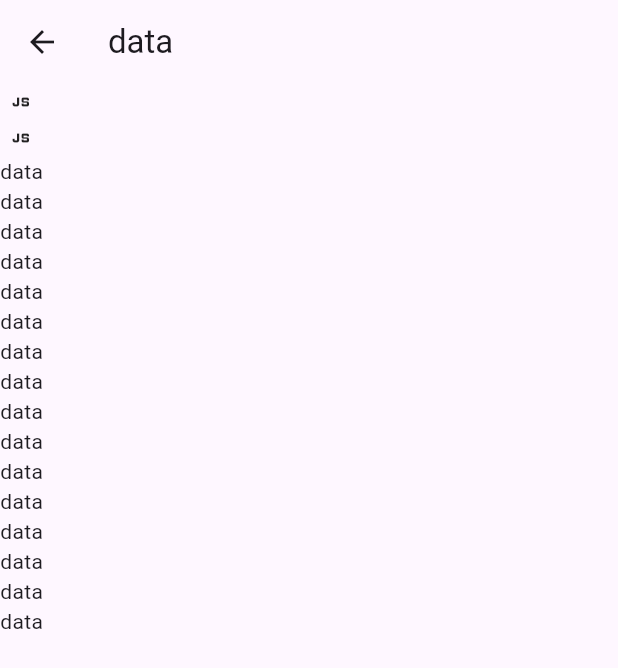
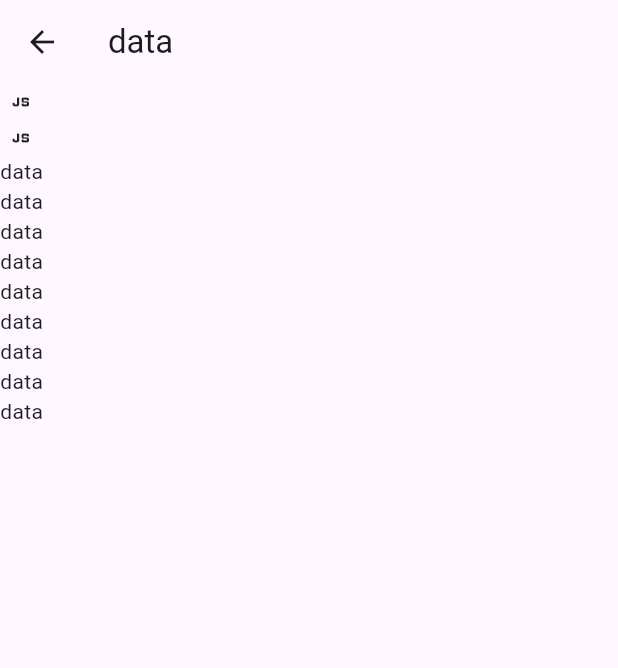
Before and after one commit to ikramakro/instagram-clone2, a Flutter app: the HomeScreen screen opened directly, on a phone screen of 412 x 824 dp. Shown: the top 668 px of the screen. Run offline on Flutter 3.47's test engine with Material 2 defaults, Android fonts, the phone set to English and light mode, and no system bars.

Commit message:
sprint 11

```diff
--- a/lib/view/home_view.dart
+++ b/lib/view/home_view.dart
@@ -18,13 +18,7 @@ class _HomeScreenState extends State<HomeScreen> {
         children: [
          Icon(Icons.javascript),
           Icon(Icons.javascript),
-          Text('data'),
-          Text('data'),
-          Text('data'),
-          Text('data'),
-          Text('data'),
-          Text('data'),
-          Text('data'),
+
           Text('data'),
           Text('data'),
           Text('data'),
```
